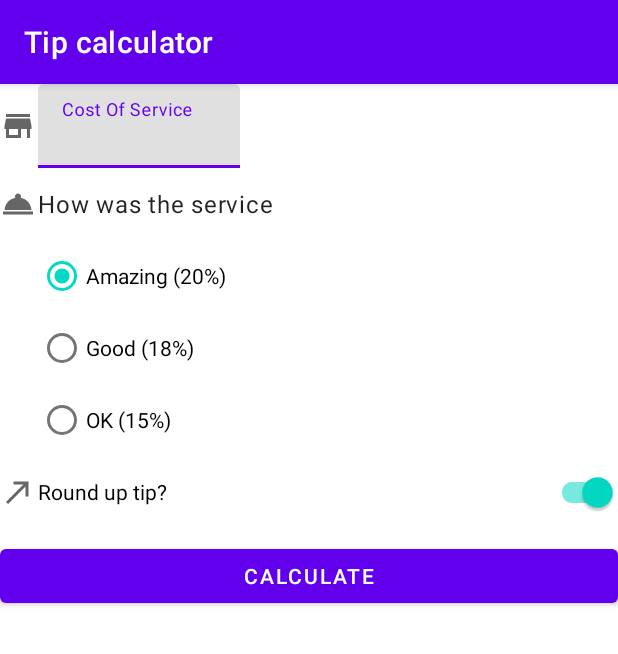
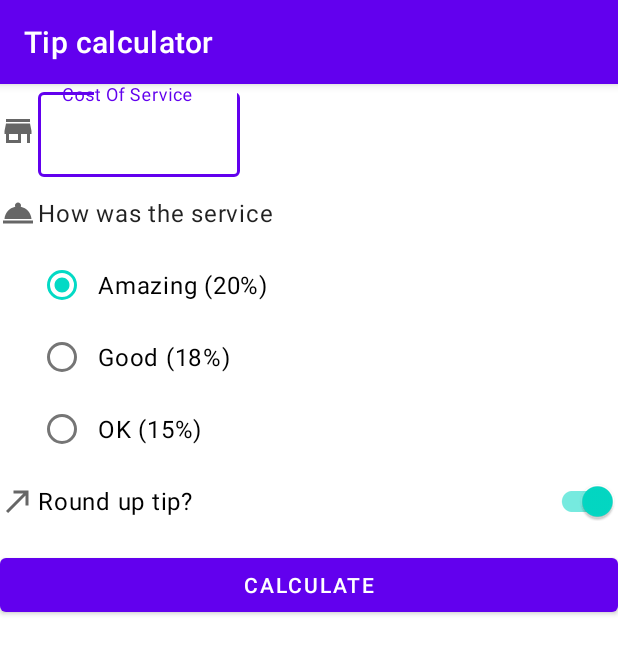
Before and after one commit to sarapapa-sp/Tip_calculator, an Android app: the screen it shows after launch (MainActivity), on a phone screen of 412 x 824 dp. Shown: the top 654 px of the screen. Run offline under Robolectric (Android 15) with nearby library versions, the phone set to English and light mode, and no system bars; 3 statements that could not run were skipped.

Commit message:
Added Themes and Styles

```diff
--- a/app/src/main/res/layout/activity_main.xml
+++ b/app/src/main/res/layout/activity_main.xml
@@ -1,4 +1,11 @@
 <?xml version="1.0" encoding="utf-8"?>
+<ScrollView
+    xmlns:android="http://schemas.android.com/apk/res/android"
+    xmlns:app="http://schemas.android.com/apk/res-auto"
+    xmlns:tools="http://schemas.android.com/tools"
+    android:layout_height="match_parent"
+    android:layout_width="match_parent">
+
 <androidx.constraintlayout.widget.ConstraintLayout
     xmlns:android="http://schemas.android.com/apk/res/android"
     xmlns:app="http://schemas.android.com/apk/res-auto"
@@ -132,3 +139,4 @@
         tools:text="Tip amount :$10" />
 
 </androidx.constraintlayout.widget.ConstraintLayout>
+</ScrollView>
--- a/app/src/main/res/values-night/themes.xml
+++ b/app/src/main/res/values-night/themes.xml
@@ -12,5 +12,9 @@
         <!-- Status bar color. -->
         <item name="android:statusBarColor" tools:targetApi="l">?attr/colorPrimaryVariant</item>
         <!-- Customize your theme here. -->
+
+        <item name="textInputStyle">@style/Widget.MaterialComponents.TextInputLayout.OutlinedBox</item>
+        <item name="radioButtonStyle">@style/Widget.TipTime.CompoundButton.RadioButton</item>
+        <item name="switchStyle">@style/Widget.TipTime.CompoundButton.Switch</item>
     </style>
 </resources>
--- a/app/src/main/res/values/styles.xml
+++ b/app/src/main/res/values/styles.xml
@@ -6,5 +6,17 @@
         <item name="android:textAppearance">?attr/textAppearanceBody1</item>
     </style>
 
+    <style name="Widget.TipTime.CompoundButton.Switch" parent="Widget.MaterialComponents.CompoundButton.Switch">
+        <item name="android:minHeight">48dp</item>
+        <item name="android:gravity">center_vertical</item>
+        <item name="android:textAppearance">?attr/textAppearanceBody1</item>
+    </style>
+
+    <style name="Widget.TipTime.CompoundButton.RadioButton"
+        parent="Widget.MaterialComponents.CompoundButton.RadioButton">
+        <item name="android:paddingStart">8dp</item>
+        <item name="android:textAppearance">?attr/textAppearanceBody1</item>
+    </style>
+
 
 </resources>
--- a/app/src/main/res/values/themes.xml
+++ b/app/src/main/res/values/themes.xml
@@ -12,5 +12,9 @@
         <!-- Status bar color. -->
         <item name="android:statusBarColor" tools:targetApi="l">?attr/colorPrimaryVariant</item>
         <!-- Customize your theme here. -->
+
+        <item name="textInputStyle">@style/Widget.MaterialComponents.TextInputLayout.OutlinedBox</item>
+        <item name="radioButtonStyle">@style/Widget.TipTime.CompoundButton.RadioButton</item>
+        <item name="switchStyle">@style/Widget.TipTime.CompoundButton.Switch</item>
     </style>
 </resources>
```
